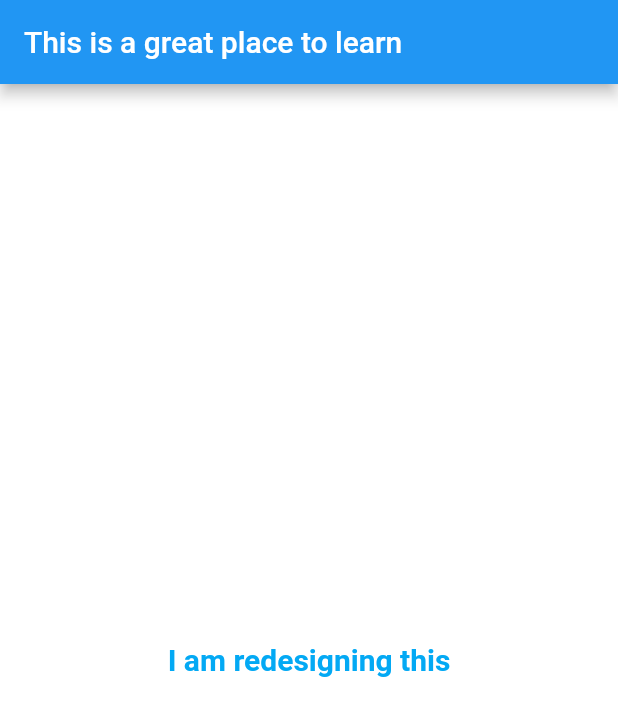
After one commit to Ayodeji97/flutter-app-walkthrough, a Flutter app: the screen it shows after launch, on a phone screen of 412 x 824 dp. The commit adds this screen. Shown: the top 716 px of the screen. Run offline on Flutter 3.47's test engine with Material 2 defaults, Android fonts, the phone set to English and light mode, and no system bars.

Commit message:
re-organise code

```diff
--- /dev/null
+++ b/lib/app_screens/first_screens.dart
@@ -0,0 +1,23 @@
+import 'package:flutter/material.dart';
+import 'package:flutter/src/foundation/diagnostics.dart';
+
+
+
+class myFlutterAppAll extends StatelessWidget {
+  @override
+  Widget build(BuildContext context) {
+
+    return  Material(
+          color: Colors.white,
+          child: Center(
+            child: Text(
+              "I am redesigning this",
+              textDirection: TextDirection.ltr,
+              style: TextStyle(color: Colors.lightBlue, fontWeight: FontWeight.bold, fontSize: 20.0),
+            ),
+          ),
+        );
+  }
+
+
+}
--- a/lib/main.dart
+++ b/lib/main.dart
@@ -1,45 +1,20 @@
 import 'package:flutter/material.dart';
-
-/* Widget used : Text, Center, MaterialApp, Material, Scaffold, AppBar */
-
-/*
-* In flutter almost every thing is a widget.
-*
-* Applying material design to our application.
-* Scaffold widget allow us to placed appBar in our project.
-* */
-// void main () {
-//   runApp(
-//
-//       MaterialApp(
-//         title: "My Flutter App",
-//         home: Scaffold(
-//           appBar: AppBar(title: Text("My First App Screen"),),
-//           body:  Material(
-//             color: Colors.lightBlueAccent,
-//             child: Center(
-//               child: Text(
-//                 "This is Daniel learning flutter",
-//                 textDirection: TextDirection.ltr,
-//                 style: TextStyle(color: Colors.white, fontSize: 20.0, fontWeight: FontWeight.bold),
-//               ) ,
-//             ),
-//           ) ,
-//         )
-//
-//       )
-//   );
-// }
+import 'package:flutter_app/app_screens/first_screens.dart';
 
 // My todo
 // Give your application an appBar using Scaffold widget
 // Give your app a text : telling you about your experience with android kotlin
 // Give your text a color of blue and background of white and other style
 
-void main () {
+void main () => runApp(new myFlutterApp());
 
-  runApp(
-      MaterialApp(
+
+class myFlutterApp extends StatelessWidget {
+  @override
+  Widget build(BuildContext context) {
+
+    return  MaterialApp(
+      debugShowCheckedModeBanner: false,
       title: "This is my personal design",
       home: Scaffold(
         appBar: AppBar(
@@ -47,17 +22,10 @@ void main () {
               "This is a great place to learn"
           ),
         ),
-          body: Material(
-            color: Colors.white,
-            child: Center(
-              child: Text(
-                "I am redesigning this",
-                textDirection: TextDirection.ltr,
-                style: TextStyle(color: Colors.lightBlue, fontWeight: FontWeight.bold, fontSize: 20.0),
+       body: myFlutterAppAll(),
       ),
-            ),
-          ),
-        ),
-      )
     );
   }
+
+
+}
```
Lines whose indentation alone changed are shown as unchanged.
